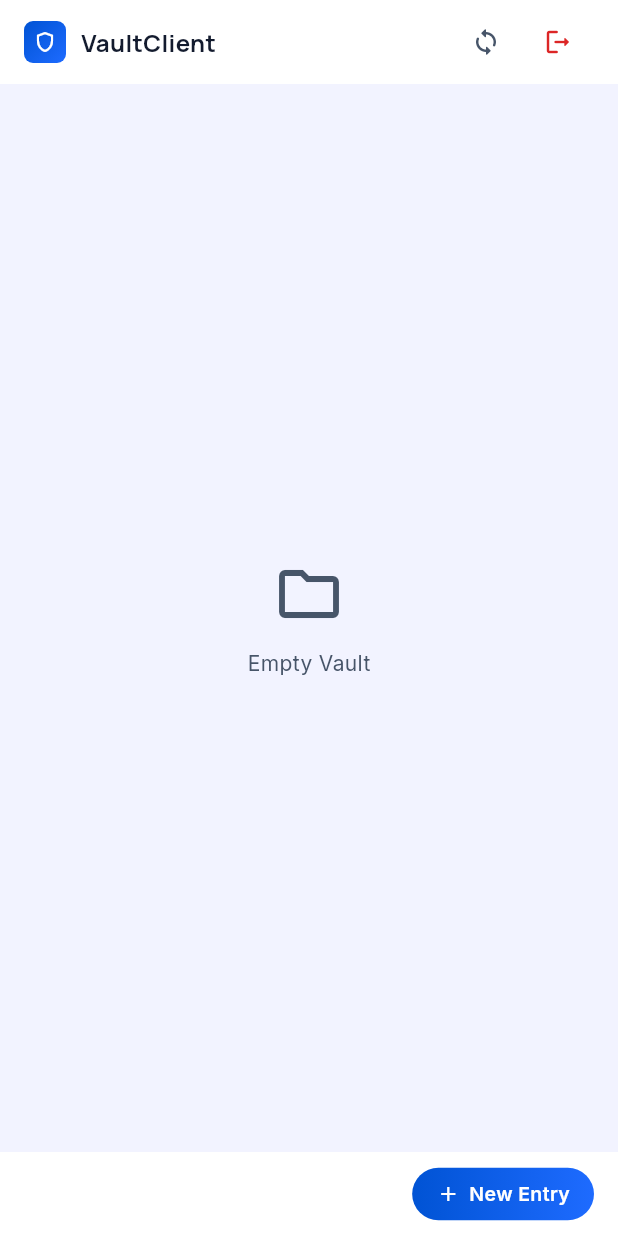
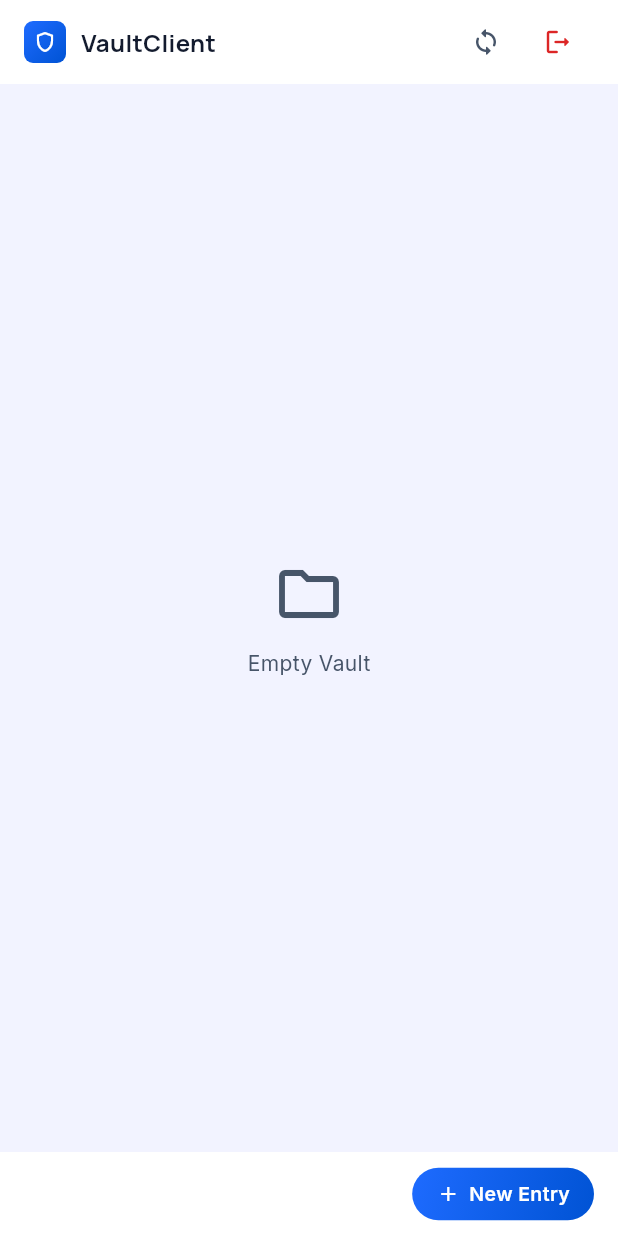
Before and after one commit to donglua/VaultClient, a Flutter app: the MainScreen screen opened directly, on a phone screen of 412 x 824 dp. Run offline on Flutter 3.47's test engine with Material 3 defaults, Android fonts, the phone set to English and light mode, and no system bars; our stand-ins replace file_picker, flutter_markdown, flutter_riverpod, flutter_secure_storage, google_fonts, shared_preferences; missing offline and left inert: markdown, webdav_client; accounts and stored records are empty.

Commit message:
refactor: extract GradientButton and align with design specs
Extracted _GradientButton from EditorScreen into a reusable GradientButton
component in lib/core/presentation/widgets/. Updated EditorScreen,
LoginScreen, and MainScreen to use this common component.

Aligned primary gradients across the app with the latest design specs
(Top-Left to Bottom-Right, PrimaryAlt to Primary) to resolve color conflicts.
Updated LoginScreen to use localized strings and consistent iconography.

Co-authored-by: google-labs-jules[bot] <161369871+google-labs-jules[bot]@users.noreply.github.com>

```diff
--- a/lib/core/presentation/widgets/gradient_button.dart
+++ b/lib/core/presentation/widgets/gradient_button.dart
@@ -1,6 +1,6 @@
 import 'package:flutter/material.dart';
 import 'package:google_fonts/google_fonts.dart';
-import '../../../../main.dart';
+import '../../../main.dart';
 
 /// A common gradient button used across the application.
 class GradientButton extends StatelessWidget {
@@ -36,9 +36,9 @@ class GradientButton extends StatelessWidget {
       child: Container(
         decoration: BoxDecoration(
           gradient: const LinearGradient(
-            colors: [AppColors.brandPrimary, AppColors.brandPrimaryAlt],
-            begin: Alignment.centerLeft,
-            end: Alignment.centerRight,
+            colors: [AppColors.brandPrimaryAlt, AppColors.brandPrimary],
+            begin: Alignment.topLeft,
+            end: Alignment.bottomRight,
           ),
           borderRadius: BorderRadius.circular(borderRadius),
         ),
--- a/lib/features/login/presentation/screens/login_screen.dart
+++ b/lib/features/login/presentation/screens/login_screen.dart
@@ -248,7 +248,7 @@ class _LoginCard extends StatelessWidget {
             gradient: const LinearGradient(
               begin: Alignment.topLeft,
               end: Alignment.bottomRight,
-              colors: [AppColors.brandPrimary, AppColors.brandPrimaryAlt],
+              colors: [AppColors.brandPrimaryAlt, AppColors.brandPrimary],
             ),
             borderRadius: BorderRadius.circular(14),
           ),
--- a/lib/features/main_ui/presentation/screens/main_screen.dart
+++ b/lib/features/main_ui/presentation/screens/main_screen.dart
@@ -342,7 +342,7 @@ class _DesktopNavRail extends StatelessWidget {
             height: 36,
             decoration: BoxDecoration(
               gradient: const LinearGradient(
-                colors: [AppColors.brandPrimary, AppColors.brandPrimaryAlt],
+                colors: [AppColors.brandPrimaryAlt, AppColors.brandPrimary],
                 begin: Alignment.topLeft,
                 end: Alignment.bottomRight,
               ),
@@ -557,7 +557,7 @@ class _MobileTopBar extends StatelessWidget {
             height: 28,
             decoration: BoxDecoration(
               gradient: const LinearGradient(
-                colors: [AppColors.brandPrimary, AppColors.brandPrimaryAlt],
+                colors: [AppColors.brandPrimaryAlt, AppColors.brandPrimary],
                 begin: Alignment.topLeft,
                 end: Alignment.bottomRight,
               ),
```
